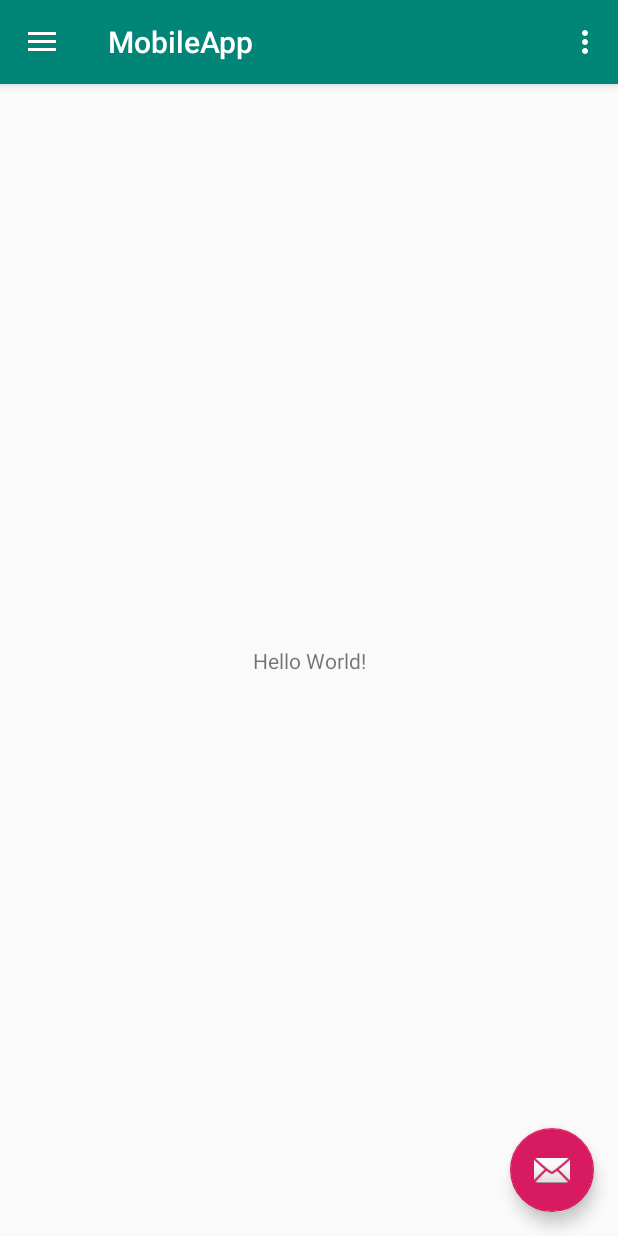
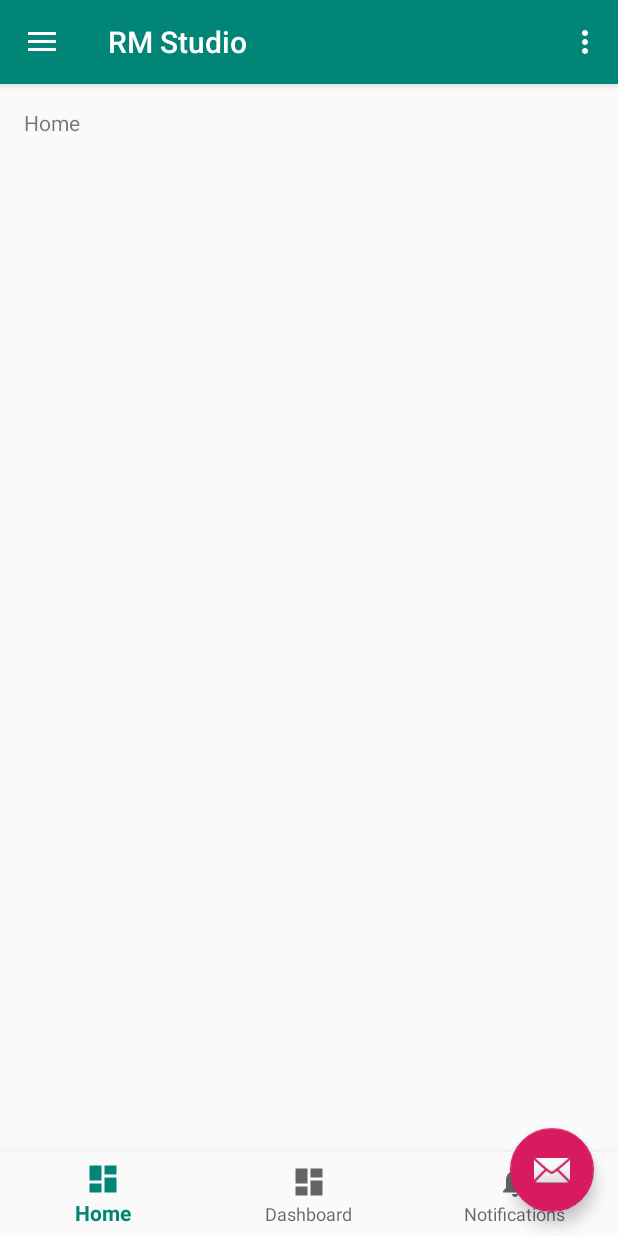
Before and after one commit to RodicaMihaelaVasilescu/MobileApplication, an Android app: the screen it shows after launch (MainActivity), on a phone screen of 412 x 824 dp. Run offline under Robolectric (Android 15) with nearby library versions, the phone set to English and light mode, and no system bars.

Commit message:
add bottom tabs

```diff
--- a/AndroidStudioApplication/app/src/main/java/com/example/mobileapp/MainActivity.java
+++ b/AndroidStudioApplication/app/src/main/java/com/example/mobileapp/MainActivity.java
@@ -2,11 +2,13 @@ package com.example.mobileapp;
 
 import android.os.Bundle;
 
+import com.google.android.material.bottomnavigation.BottomNavigationView;
 import com.google.android.material.floatingactionbutton.FloatingActionButton;
 import com.google.android.material.snackbar.Snackbar;
 
 import android.view.View;
 
+import androidx.annotation.NonNull;
 import androidx.core.view.GravityCompat;
 import androidx.appcompat.app.ActionBarDrawerToggle;
 
@@ -20,14 +22,44 @@ import androidx.appcompat.app.AppCompatActivity;
 import androidx.appcompat.widget.Toolbar;
 
 import android.view.Menu;
+import android.widget.TextView;
 
 public class MainActivity extends AppCompatActivity
         implements NavigationView.OnNavigationItemSelectedListener {
 
+    private TextView mTextMessage;
+
+    private BottomNavigationView.OnNavigationItemSelectedListener mOnNavigationItemSelectedListener
+            = new BottomNavigationView.OnNavigationItemSelectedListener() {
+
+        @Override
+        public boolean onNavigationItemSelected(@NonNull MenuItem item) {
+            switch (item.getItemId()) {
+                case R.id.navigation_home:
+                    mTextMessage.setText(R.string.title_home);
+                    return true;
+                case R.id.navigation_dashboard:
+                    mTextMessage.setText(R.string.title_dashboard);
+                    return true;
+                case R.id.navigation_notifications:
+                    mTextMessage.setText(R.string.title_notifications);
+                    return true;
+            }
+            return false;
+        }
+    };
+
+
     @Override
     protected void onCreate(Bundle savedInstanceState) {
+
         super.onCreate(savedInstanceState);
         setContentView(R.layout.activity_main);
+
+        //BottomNavigationView navView = findViewById(R.id.nav_view);
+        mTextMessage = findViewById(R.id.message);
+        //navView.setOnNavigationItemSelectedListener(mOnNavigationItemSelectedListener);
+
         Toolbar toolbar = findViewById(R.id.toolbar);
         setSupportActionBar(toolbar);
         FloatingActionButton fab = findViewById(R.id.fab);
--- /dev/null
+++ b/AndroidStudioApplication/app/src/main/res/drawable/ic_dashboard_black_24dp.xml
@@ -0,0 +1,9 @@
+<vector xmlns:android="http://schemas.android.com/apk/res/android"
+    android:width="24dp"
+    android:height="24dp"
+    android:viewportWidth="24.0"
+    android:viewportHeight="24.0">
+    <path
+        android:fillColor="#FF000000"
+        android:pathData="M3,13h8L11,3L3,3v10zM3,21h8v-6L3,15v6zM13,21h8L21,11h-8v10zM13,3v6h8L21,3h-8z" />
+</vector>
--- /dev/null
+++ b/AndroidStudioApplication/app/src/main/res/drawable/ic_home_black_24dp.xml
@@ -0,0 +1,9 @@
+<vector xmlns:android="http://schemas.android.com/apk/res/android"
+    android:width="24dp"
+    android:height="24dp"
+    android:viewportWidth="24.0"
+    android:viewportHeight="24.0">
+    <path
+        android:fillColor="#FF000000"
+        android:pathData="M3,13h8L11,3L3,3v10zM3,21h8v-6L3,15v6zM13,21h8L21,11h-8v10zM13,3v6h8L21,3h-8z" />
+</vector>
--- /dev/null
+++ b/AndroidStudioApplication/app/src/main/res/drawable/ic_notifications_black_24dp.xml
@@ -0,0 +1,9 @@
+<vector xmlns:android="http://schemas.android.com/apk/res/android"
+    android:width="24dp"
+    android:height="24dp"
+    android:viewportWidth="24.0"
+    android:viewportHeight="24.0">
+    <path
+        android:fillColor="#FF000000"
+        android:pathData="M12,22c1.1,0 2,-0.9 2,-2h-4c0,1.1 0.89,2 2,2zM18,16v-5c0,-3.07 -1.64,-5.64 -4.5,-6.32L13.5,4c0,-0.83 -0.67,-1.5 -1.5,-1.5s-1.5,0.67 -1.5,1.5v0.68C7.63,5.36 6,7.92 6,11v5l-2,2v1h16v-1l-2,-2z" />
+</vector>
--- a/AndroidStudioApplication/app/src/main/res/layout/activity_main.xml
+++ b/AndroidStudioApplication/app/src/main/res/layout/activity_main.xml
@@ -22,4 +22,6 @@
         app:headerLayout="@layout/nav_header_main"
         app:menu="@menu/activity_main_drawer" />
 
+
+
 </androidx.drawerlayout.widget.DrawerLayout>
--- a/AndroidStudioApplication/app/src/main/res/layout/content_main.xml
+++ b/AndroidStudioApplication/app/src/main/res/layout/content_main.xml
@@ -11,10 +11,23 @@
     <TextView
         android:layout_width="wrap_content"
         android:layout_height="wrap_content"
-        android:text="Hello World!"
+        android:layout_marginStart="@dimen/activity_horizontal_margin"
+        android:layout_marginLeft="@dimen/activity_horizontal_margin"
+        android:layout_marginTop="@dimen/activity_vertical_margin"
+        android:text="@string/title_home"
+        app:layout_constraintLeft_toLeftOf="parent"
+        app:layout_constraintTop_toTopOf="parent"/>
+
+    <com.google.android.material.bottomnavigation.BottomNavigationView
+
+        android:layout_width="0dp"
+        android:layout_height="wrap_content"
+        android:layout_marginStart="0dp"
+        android:layout_marginEnd="0dp"
+        android:background="?android:attr/windowBackground"
         app:layout_constraintBottom_toBottomOf="parent"
         app:layout_constraintLeft_toLeftOf="parent"
         app:layout_constraintRight_toRightOf="parent"
-        app:layout_constraintTop_toTopOf="parent" />
+        app:menu="@menu/bottom_nav_menu" />
 
 </androidx.constraintlayout.widget.ConstraintLayout>
--- a/AndroidStudioApplication/app/src/main/res/layout/nav_header_main.xml
+++ b/AndroidStudioApplication/app/src/main/res/layout/nav_header_main.xml
@@ -14,11 +14,11 @@
 
     <ImageView
         android:id="@+id/imageView"
-        android:layout_width="wrap_content"
-        android:layout_height="wrap_content"
+        android:layout_width="15mm"
+        android:layout_height="15mm"
         android:contentDescription="@string/nav_header_desc"
         android:paddingTop="@dimen/nav_header_vertical_spacing"
-        app:srcCompat="@mipmap/ic_launcher_round" />
+        app:srcCompat="@drawable/profile_picture" />
 
     <TextView
         android:layout_width="match_parent"
--- /dev/null
+++ b/AndroidStudioApplication/app/src/main/res/menu/bottom_nav_menu.xml
@@ -0,0 +1,19 @@
+<?xml version="1.0" encoding="utf-8"?>
+<menu xmlns:android="http://schemas.android.com/apk/res/android">
+
+    <item
+        android:id="@+id/navigation_home"
+        android:icon="@drawable/ic_home_black_24dp"
+        android:title="@string/title_home" />
+
+    <item
+        android:id="@+id/navigation_dashboard"
+        android:icon="@drawable/ic_dashboard_black_24dp"
+        android:title="@string/title_dashboard" />
+
+    <item
+        android:id="@+id/navigation_notifications"
+        android:icon="@drawable/ic_notifications_black_24dp"
+        android:title="@string/title_notifications" />
+
+</menu>
--- a/AndroidStudioApplication/app/src/main/res/values/strings.xml
+++ b/AndroidStudioApplication/app/src/main/res/values/strings.xml
@@ -1,9 +1,9 @@
 <resources>
-    <string name="app_name">MobileApp</string>
+    <string name="app_name">RM Studio</string>
     <string name="navigation_drawer_open">Open navigation drawer</string>
     <string name="navigation_drawer_close">Close navigation drawer</string>
-    <string name="nav_header_title">Android Studio</string>
-    <string name="nav_header_subtitle">android.studio@android.com</string>
+    <string name="nav_header_title">Name</string>
+    <string name="nav_header_subtitle">account@mail.com</string>
     <string name="nav_header_desc">Navigation header</string>
     <string name="action_settings">Settings</string>
 
@@ -13,4 +13,8 @@
     <string name="menu_tools">Tools</string>
     <string name="menu_share">Share</string>
     <string name="menu_send">Send</string>
+
+    <string name="title_home">Home</string>
+    <string name="title_dashboard">Dashboard</string>
+    <string name="title_notifications">Notifications</string>
 </resources>
```
Also changed, not shown: AndroidStudioApplication/app/src/main/res/drawable/profile_picture.jpg (added).
